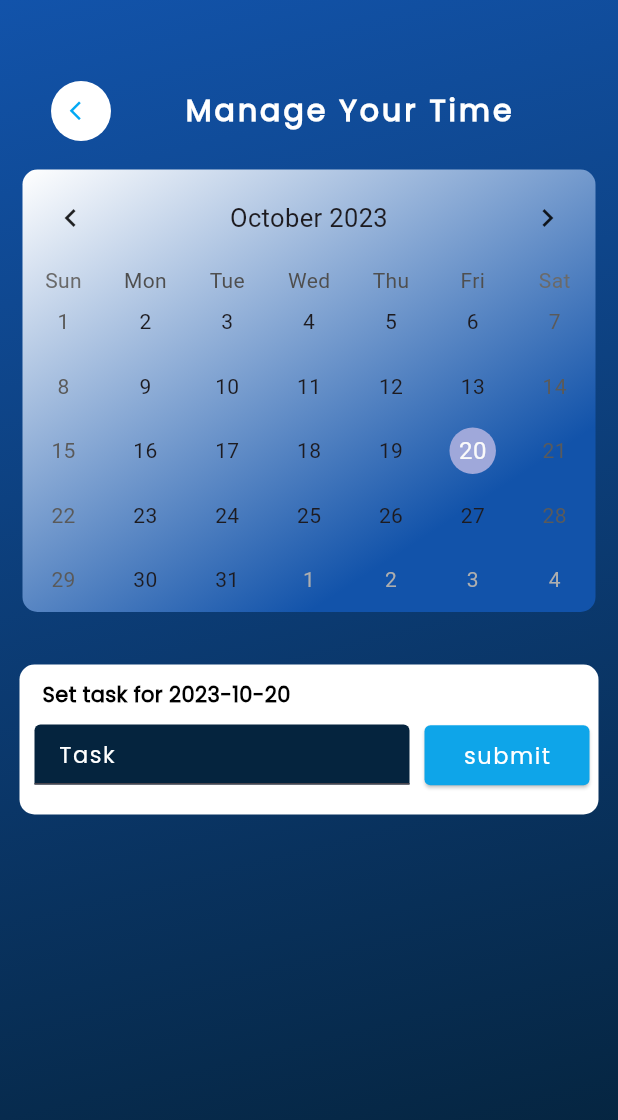
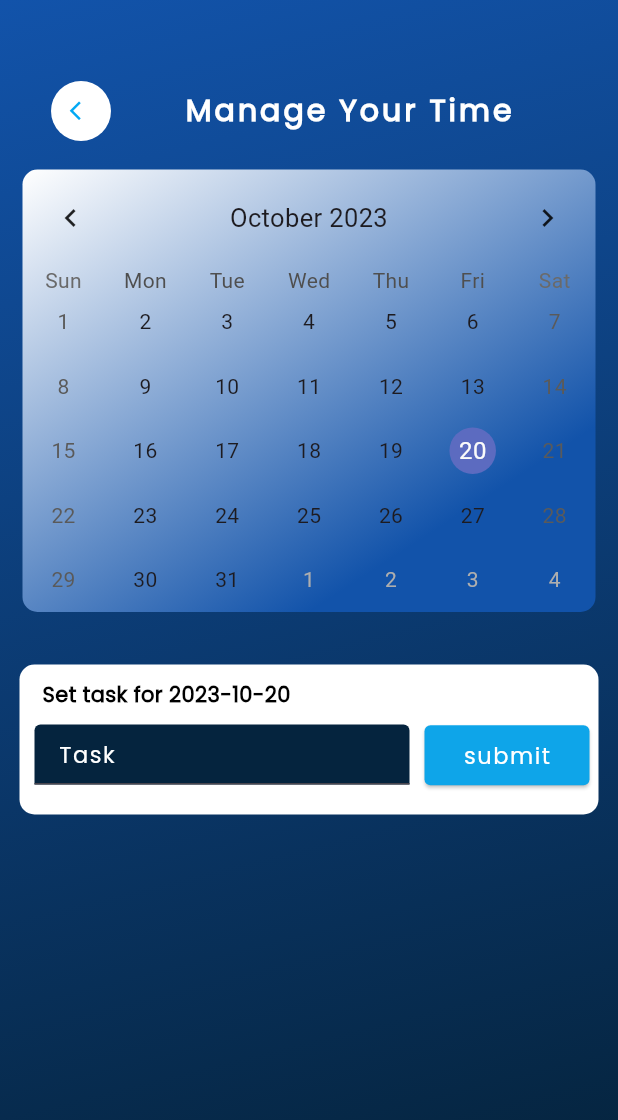
Before and after one commit to Kendra-ui/kendra_todo, a Flutter app: the Info3 screen opened directly, on a phone screen of 412 x 824 dp. Shown: the top 1120 px of the screen. Run offline on Flutter 3.47's test engine with Material 2 defaults, Android fonts, the phone set to English and light mode, and no system bars; drawn by our look-alikes of table_calendar.

Commit message:
Initial commit

```diff
--- a/lib/widgets/info3.dart
+++ b/lib/widgets/info3.dart
@@ -13,6 +13,14 @@ class Info3 extends StatefulWidget {
 }
 
 class _Info3 extends State<Info3> {
+    DateTime today = DateTime.now();
+
+    void _onDaySelected(DateTime day, DateTime focusedDay){
+      setState(() {
+        today = day;
+      });
+    }
+
 
   @override
   Widget build(BuildContext context) {
@@ -72,7 +80,9 @@ class _Info3 extends State<Info3> {
                     )
                   ),
                             child: TableCalendar(
-
+                              //permits to select another day from the date onf today
+                              selectedDayPredicate: (day)=>isSameDay(day, today),
+                              onDaySelected: _onDaySelected,
                               rowHeight: 43,
                               availableGestures: AvailableGestures.all,
                               onHeaderTapped:(val){
@@ -80,7 +90,7 @@ class _Info3 extends State<Info3> {
                               headerStyle: const HeaderStyle(
                               formatButtonVisible: false,
                               titleCentered: true,),
-                              focusedDay: DateTime.now(),
+                              focusedDay: today,
                               firstDay:  DateTime.utc(2023,01,01),
                               lastDay:  DateTime.utc(2030,01,01)
                               // calendarStyle: ,
@@ -101,7 +111,8 @@ class _Info3 extends State<Info3> {
                   children: [
                      Padding(
                       padding:  const EdgeInsets.only(right:190.0, top: 10),
-                      child:   Text('Set task for ${DateTime.now().toString().split(' ')[0]}', style: const TextStyle(color: Colors.black, fontFamily: 'Poppins', fontWeight: FontWeight.bold),),
+                      //this line enables to set task for the chosen date
+                      child:   Text('Set task for ${today.toString().split(' ')[0]}', style: const TextStyle(color: Colors.black, fontFamily: 'Poppins', fontWeight: FontWeight.bold),),
                     ),
                     Row(
                       children: [
```
